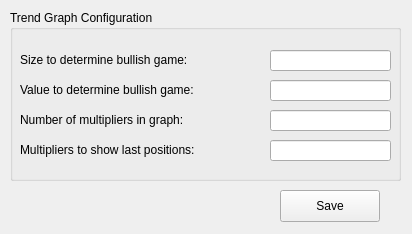
This is apps/gui/resources/ui/configurations.ui in bikerlfh/crashbot as Qt 5 draws it before an edit. The edited form follows.
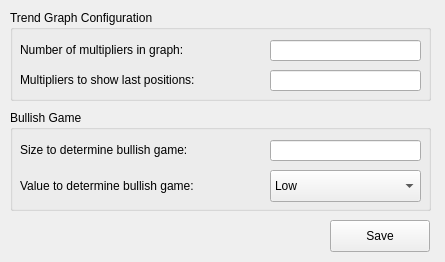
This is the edited form.

Commit message: update bullish_game_value

```diff
--- a/apps/gui/resources/ui/configurations.ui
+++ b/apps/gui/resources/ui/configurations.ui
@@ -6,20 +6,20 @@
    <rect>
     <x>0</x>
     <y>0</y>
-    <width>412</width>
-    <height>234</height>
+    <width>445</width>
+    <height>262</height>
    </rect>
   </property>
   <property name="minimumSize">
    <size>
-    <width>412</width>
-    <height>234</height>
+    <width>445</width>
+    <height>262</height>
    </size>
   </property>
   <property name="maximumSize">
    <size>
-    <width>412</width>
-    <height>234</height>
+    <width>445</width>
+    <height>262</height>
    </size>
   </property>
   <property name="windowTitle">
@@ -30,57 +30,18 @@
     <rect>
      <x>10</x>
      <y>10</y>
-     <width>391</width>
-     <height>171</height>
+     <width>421</width>
+     <height>91</height>
     </rect>
    </property>
    <property name="title">
     <string>Trend Graph Configuration</string>
    </property>
-   <widget class="QLineEdit" name="txt_len_bullish_game">
-    <property name="geometry">
-     <rect>
-      <x>260</x>
-      <y>40</y>
-      <width>121</width>
-      <height>21</height>
-     </rect>
-    </property>
-    <property name="inputMethodHints">
-     <set>Qt::ImhDigitsOnly</set>
-    </property>
-   </widget>
-   <widget class="QLabel" name="lbl_len_bullish_game">
-    <property name="geometry">
-     <rect>
-      <x>10</x>
-      <y>40</y>
-      <width>240</width>
-      <height>20</height>
-     </rect>
-    </property>
-    <property name="text">
-     <string>Size to determine bullish game:</string>
-    </property>
-   </widget>
-   <widget class="QLabel" name="lbl_value_bullish_game">
-    <property name="geometry">
-     <rect>
-      <x>10</x>
-      <y>70</y>
-      <width>240</width>
-      <height>20</height>
-     </rect>
-    </property>
-    <property name="text">
-     <string>Value to determine bullish game:</string>
-    </property>
-   </widget>
    <widget class="QLabel" name="lbl_num_multiplier_in_bar">
     <property name="geometry">
      <rect>
       <x>10</x>
-      <y>100</y>
+      <y>30</y>
       <width>240</width>
       <height>20</height>
      </rect>
@@ -89,25 +50,12 @@
      <string>Number of multipliers in graph:</string>
     </property>
    </widget>
-   <widget class="QLineEdit" name="txt_value_bullish_game">
-    <property name="geometry">
-     <rect>
-      <x>260</x>
-      <y>70</y>
-      <width>121</width>
-      <height>21</height>
-     </rect>
-    </property>
-    <property name="inputMethodHints">
-     <set>Qt::ImhDigitsOnly</set>
-    </property>
-   </widget>
    <widget class="QLineEdit" name="txt_num_multiplier_in_bar">
     <property name="geometry">
      <rect>
       <x>260</x>
-      <y>100</y>
-      <width>121</width>
+      <y>30</y>
+      <width>151</width>
       <height>21</height>
      </rect>
     </property>
@@ -119,8 +67,8 @@
     <property name="geometry">
      <rect>
       <x>260</x>
-      <y>130</y>
-      <width>121</width>
+      <y>60</y>
+      <width>151</width>
       <height>21</height>
      </rect>
     </property>
@@ -132,7 +80,7 @@
     <property name="geometry">
      <rect>
       <x>10</x>
-      <y>130</y>
+      <y>60</y>
       <width>240</width>
       <height>20</height>
      </rect>
@@ -145,8 +93,8 @@
   <widget class="QPushButton" name="btn_save">
    <property name="geometry">
     <rect>
-     <x>280</x>
-     <y>190</y>
+     <x>330</x>
+     <y>220</y>
      <width>100</width>
      <height>32</height>
     </rect>
@@ -155,6 +103,83 @@
     <string>Save</string>
    </property>
   </widget>
+  <widget class="QGroupBox" name="groupBox_2">
+   <property name="geometry">
+    <rect>
+     <x>10</x>
+     <y>110</y>
+     <width>421</width>
+     <height>101</height>
+    </rect>
+   </property>
+   <property name="title">
+    <string>Bullish Game</string>
+   </property>
+   <widget class="QLabel" name="lbl_value_bullish_game">
+    <property name="geometry">
+     <rect>
+      <x>10</x>
+      <y>60</y>
+      <width>240</width>
+      <height>32</height>
+     </rect>
+    </property>
+    <property name="text">
+     <string>Value to determine bullish game:</string>
+    </property>
+   </widget>
+   <widget class="QLineEdit" name="txt_len_bullish_game">
+    <property name="geometry">
+     <rect>
+      <x>260</x>
+      <y>30</y>
+      <width>151</width>
+      <height>21</height>
+     </rect>
+    </property>
+    <property name="inputMethodHints">
+     <set>Qt::ImhDigitsOnly</set>
+    </property>
+   </widget>
+   <widget class="QLabel" name="lbl_len_bullish_game">
+    <property name="geometry">
+     <rect>
+      <x>10</x>
+      <y>30</y>
+      <width>240</width>
+      <height>20</height>
+     </rect>
+    </property>
+    <property name="text">
+     <string>Size to determine bullish game:</string>
+    </property>
+   </widget>
+   <widget class="QComboBox" name="cmb_value_bullish_game">
+    <property name="geometry">
+     <rect>
+      <x>260</x>
+      <y>60</y>
+      <width>151</width>
+      <height>32</height>
+     </rect>
+    </property>
+    <item>
+     <property name="text">
+      <string>Low</string>
+     </property>
+    </item>
+    <item>
+     <property name="text">
+      <string>Medium</string>
+     </property>
+    </item>
+    <item>
+     <property name="text">
+      <string>High</string>
+     </property>
+    </item>
+   </widget>
+  </widget>
  </widget>
  <resources/>
  <connections/>
```
The commit also changes 13 other files.
